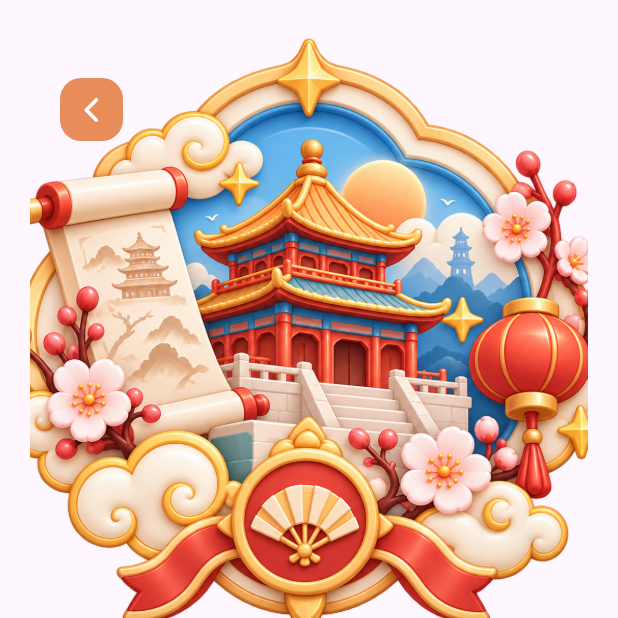
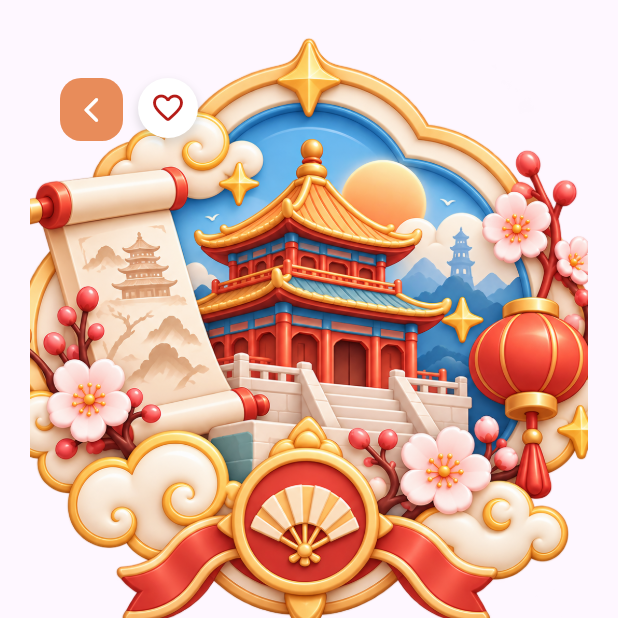
Before and after one commit to GraciaRosalinaHindirwan/waylo, a Flutter app: the screen it shows after launch, after a tap on an icon or button, on a phone screen of 412 x 824 dp, the top half of it. Run offline on Flutter 3.47's test engine with Material 3 defaults, Android fonts, the phone set to English and light mode, and no system bars; our stand-ins replace local_auth, timezone; missing offline and left inert: password_guard.

Commit message:
refactor: change animated fav button components

```diff
--- a/lib/components/favoriteButton.dart
+++ b/lib/components/favoriteButton.dart
@@ -31,12 +31,12 @@ class _FavoriteButtonState extends State<FavoriteButton> {
 
     widget.onChanged?.call(isFavorite);
   }
-
   @override
   Widget build(BuildContext context) {
     return GestureDetector(
       onTap: toggleFavorite,
-      child: Container(
+      child: AnimatedContainer(
+        duration: const Duration(milliseconds: 200),
         padding: const EdgeInsets.symmetric(
           horizontal: 8,
           vertical: 8,
@@ -46,8 +46,8 @@ class _FavoriteButtonState extends State<FavoriteButton> {
           borderRadius: BorderRadius.circular(100),
           boxShadow: [
             BoxShadow(
-              color: Colors.grey.withOpacity(0.8),
-              spreadRadius: 2,
+              color: Colors.grey.withOpacity(0.3),
+              spreadRadius: 1,
               blurRadius: 4,
               offset: const Offset(0, 3),
             ),
@@ -63,6 +63,8 @@ class _FavoriteButtonState extends State<FavoriteButton> {
               size: 24,
               color: AppColors.accent,
             ),
+
+            if (isFavorite) ...[
               const SizedBox(width: 8),
               const Text(
                 'Favorite',
@@ -72,6 +74,7 @@ class _FavoriteButtonState extends State<FavoriteButton> {
                   color: AppColors.textSecondary,
                 ),
               ),
+            ],
           ],
         ),
       ),
--- a/lib/pages/detailDestination.dart
+++ b/lib/pages/detailDestination.dart
@@ -1,4 +1,5 @@
 import 'package:flutter/material.dart';
+import 'package:waylo/components/favoriteButton.dart';
 import 'package:waylo/models/destination.dart';
 import 'package:waylo/theme/appColors.dart';
 import 'package:waylo/theme/app_text_styles.dart';
@@ -95,6 +96,16 @@ class _DetaildestinationState extends State<Detaildestination> {
                     ),
                   ),
                 ),
+
+                Positioned(
+                  top: 32,
+                  left: 72,
+                  child: FavoriteButton(
+                    onChanged: (isFavorite){
+                      debugPrint('Favorite: $isFavorite');
+                    },
+                  ),
+                ),
               ],
             ),
           ),
```
Lines whose indentation alone changed are shown as unchanged.
